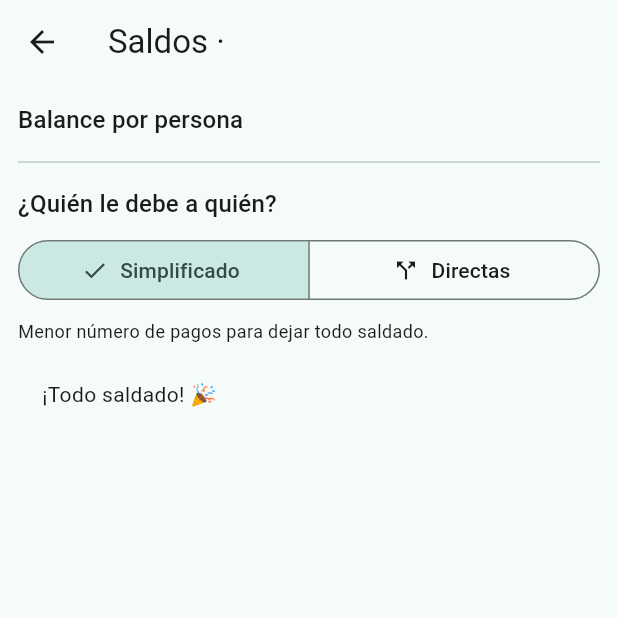
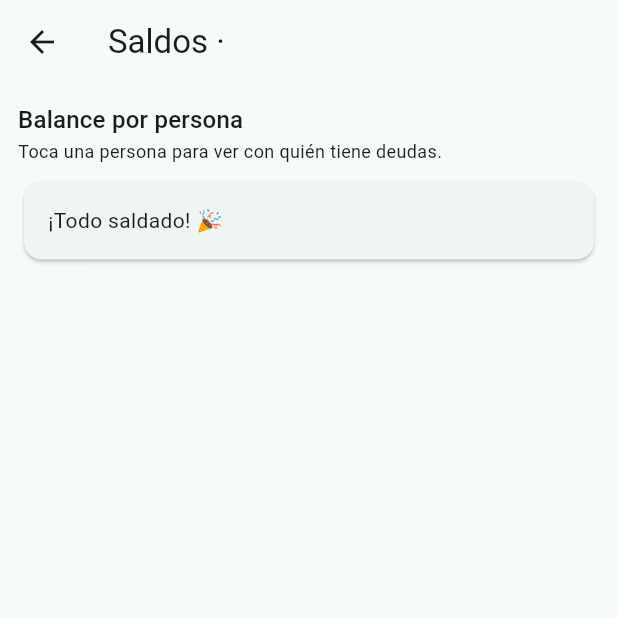
Before and after one commit to benja75468ITS/cuentas_claras, a Flutter app: the SaldosScreen screen opened directly with empty values, on a phone screen of 412 x 824 dp, the top half of it. Run offline on Flutter 3.47's test engine with Material 3 defaults, Android fonts, the phone set to English and light mode, and no system bars; our stand-ins replace sqflite, sqflite_common_ffi; accounts and stored records are empty.

Commit message:
mejoras de saldos y runners

```diff
--- a/lib/screens/saldos_screen.dart
+++ b/lib/screens/saldos_screen.dart
@@ -15,10 +15,8 @@ class _SaldosScreenState extends State<SaldosScreen> {
   List<Persona> _personas = [];
   List<Pago> _pagos = [];
   Map<int, double> _saldos = {};
-  List<Transferencia> _simplificados = [];
   List<Transferencia> _directos = [];
   bool _cargando = true;
-  bool _modoDirecto = false;
 
   @override
   void initState() {
@@ -36,7 +34,6 @@ class _SaldosScreenState extends State<SaldosScreen> {
         _personas = p;
         _pagos = pg;
         _saldos = s;
-        _simplificados = simplificar(s);
         _directos = deudasDirectas(g, pg);
         _cargando = false;
       });
@@ -61,78 +58,77 @@ class _SaldosScreenState extends State<SaldosScreen> {
       monto: m,
       fecha: DateTime.now().toIso8601String().substring(0, 10),
     ));
-    _cargar();
+    await _cargar();
+    _aviso('Pago registrado');
+  }
+
+  Widget _filaDeuda(IconData icono, Color color, String texto, Transferencia t) {
+    return ListTile(
+      dense: true,
+      leading: Icon(icono, color: color),
+      title: Text(texto),
+      trailing: Row(mainAxisSize: MainAxisSize.min, children: [
+        Text(dinero(t.monto), style: const TextStyle(fontWeight: FontWeight.bold)),
+        IconButton(
+          tooltip: 'Marcar pagado',
+          icon: const Icon(Icons.check_circle_outline),
+          onPressed: () => _marcarPagado(t),
+        ),
+      ]),
+    );
+  }
+
+  Widget _tilePersona(Persona p, Map<int, String> nombres) {
+    final v = _saldos[p.id] ?? 0;
+    final color = v > 0.005 ? Colors.green : (v < -0.005 ? Colors.red : Colors.grey);
+    final debe = _directos.where((t) => t.deId == p.id).toList();
+    final leDeben = _directos.where((t) => t.aId == p.id).toList();
+    return Card(
+      child: ExpansionTile(
+        leading: CircleAvatar(child: Text(p.nombre[0].toUpperCase())),
+        title: Text(p.nombre),
+        subtitle: Text(
+          v > 0.005
+              ? 'Le deben ${dinero(v)}'
+              : (v < -0.005 ? 'Debe ${dinero(-v)}' : 'Está al corriente'),
+          style: TextStyle(color: color, fontWeight: FontWeight.w600),
+        ),
+        children: [
+          if (debe.isEmpty && leDeben.isEmpty)
+            const ListTile(dense: true, title: Text('Sin deudas pendientes')),
+          for (final t in debe)
+            _filaDeuda(Icons.arrow_upward, Colors.red, 'Debe a ${nombres[t.aId]}', t),
+          for (final t in leDeben)
+            _filaDeuda(Icons.arrow_downward, Colors.green, '${nombres[t.deId]} le debe', t),
+        ],
+      ),
+    );
   }
 
   @override
   Widget build(BuildContext context) {
     final nombres = {for (final p in _personas) p.id: p.nombre};
-    final lista = _modoDirecto ? _directos : _simplificados;
+    final titulo = Theme.of(context).textTheme.titleMedium;
     return Scaffold(
       appBar: AppBar(title: Text('Saldos · ${widget.grupo.nombre}')),
       body: _cargando
           ? const Center(child: CircularProgressIndicator())
           : ListView(padding: const EdgeInsets.all(12), children: [
-              Text('Balance por persona', style: Theme.of(context).textTheme.titleMedium),
-              for (final p in _personas)
-                Builder(builder: (_) {
-                  final v = _saldos[p.id] ?? 0;
-                  final color = v > 0.005 ? Colors.green : (v < -0.005 ? Colors.red : Colors.grey);
-                  return ListTile(
-                    leading: CircleAvatar(child: Text(p.nombre[0].toUpperCase())),
-                    title: Text(p.nombre),
-                    subtitle: Text(v > 0.005 ? 'Le deben' : (v < -0.005 ? 'Debe' : 'Está al corriente')),
-                    trailing: Text(dinero(v.abs()),
-                        style: TextStyle(color: color, fontWeight: FontWeight.bold)),
-                  );
-                }),
-              const Divider(height: 32),
-              Text('¿Quién le debe a quién?', style: Theme.of(context).textTheme.titleMedium),
+              Text('Balance por persona', style: titulo),
+              const Text('Toca una persona para ver con quién tiene deudas.',
+                  style: TextStyle(fontSize: 12)),
               const SizedBox(height: 8),
-              SegmentedButton<bool>(
-                segments: const [
-                  ButtonSegment(value: false, label: Text('Simplificado'), icon: Icon(Icons.compress)),
-                  ButtonSegment(value: true, label: Text('Directas'), icon: Icon(Icons.call_split)),
-                ],
-                selected: {_modoDirecto},
-                onSelectionChanged: (s) => setState(() => _modoDirecto = s.first),
-              ),
-              const SizedBox(height: 8),
-              Text(
-                _modoDirecto
-                    ? 'Deudas entre cada par de personas, según los gastos.'
-                    : 'Menor número de pagos para dejar todo saldado.',
-                style: const TextStyle(fontSize: 12),
-              ),
-              const SizedBox(height: 8),
-              if (lista.isEmpty)
-                const Padding(
-                  padding: EdgeInsets.all(16),
-                  child: Text('¡Todo saldado! 🎉'),
-                ),
-              for (final t in lista)
-                Card(
+              if (_directos.isEmpty)
+                const Card(
                   child: Padding(
-                    padding: const EdgeInsets.all(12),
-                    child: Column(crossAxisAlignment: CrossAxisAlignment.start, children: [
-                      Text('${nombres[t.deId]} le debe a ${nombres[t.aId]}',
-                          style: const TextStyle(fontWeight: FontWeight.w600)),
-                      const SizedBox(height: 6),
-                      Row(children: [
-                        Text(dinero(t.monto), style: Theme.of(context).textTheme.titleMedium),
-                        const Spacer(),
-                        FilledButton.tonalIcon(
-                          onPressed: () => _marcarPagado(t),
-                          icon: const Icon(Icons.check),
-                          label: const Text('Pagado'),
-                        ),
-                      ]),
-                    ]),
+                    padding: EdgeInsets.all(16),
+                    child: Text('¡Todo saldado! 🎉'),
                   ),
                 ),
+              for (final p in _personas) _tilePersona(p, nombres),
               if (_pagos.isNotEmpty) ...[
                 const Divider(height: 32),
-                Text('Pagos registrados', style: Theme.of(context).textTheme.titleMedium),
+                Text('Pagos registrados', style: titulo),
                 for (final p in _pagos)
                   ListTile(
                     leading: const Icon(Icons.check_circle, color: Colors.green),
```
Also changed, not shown: lib/main.dart (+9 -0 lines), lib/screens/grupo_screen.dart (+10 -1 lines), 1 other file.
